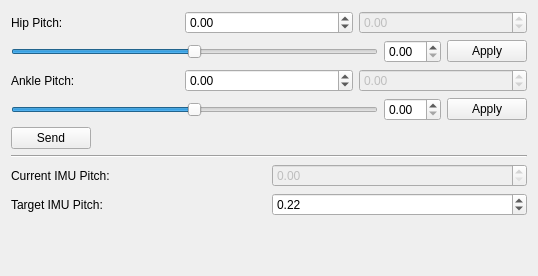
thor-mang/thor_mang_ui, file thor_mang_com_adjustment/resource/com_adjustment.ui: the form before one commit.
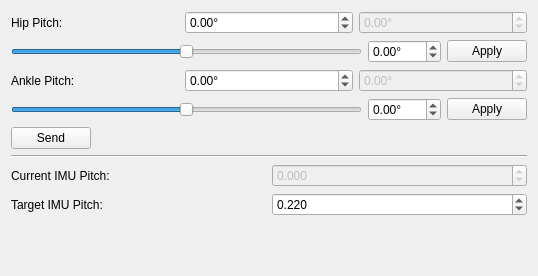
The form after the commit.

Commit message: fixed angle advisements

Diff of the .ui file:
```diff
--- a/thor_mang_com_adjustment/resource/com_adjustment.ui
+++ b/thor_mang_com_adjustment/resource/com_adjustment.ui
@@ -48,6 +48,9 @@
      </item>
      <item row="1" column="1">
       <widget class="QDoubleSpinBox" name="spin_TargetIMUPitch">
+       <property name="decimals">
+        <number>3</number>
+       </property>
        <property name="minimum">
         <double>-3.140000000000000</double>
        </property>
@@ -67,6 +70,18 @@
        <property name="enabled">
         <bool>false</bool>
        </property>
+       <property name="decimals">
+        <number>3</number>
+       </property>
+       <property name="minimum">
+        <double>-3.140000000000000</double>
+       </property>
+       <property name="maximum">
+        <double>3.140000000000000</double>
+       </property>
+       <property name="singleStep">
+        <double>0.010000000000000</double>
+       </property>
       </widget>
      </item>
     </layout>
@@ -97,6 +112,9 @@
        </item>
        <item>
         <widget class="QDoubleSpinBox" name="spin_HipPitch">
+         <property name="suffix">
+          <string>°</string>
+         </property>
          <property name="minimum">
           <double>-30.000000000000000</double>
          </property>
@@ -113,6 +131,9 @@
          <property name="enabled">
           <bool>false</bool>
          </property>
+         <property name="suffix">
+          <string>°</string>
+         </property>
          <property name="minimum">
           <double>-30.000000000000000</double>
          </property>
@@ -139,7 +160,17 @@
         </widget>
        </item>
        <item>
-        <widget class="QDoubleSpinBox" name="spin_advisedHipPitch"/>
+        <widget class="QDoubleSpinBox" name="spin_AdvisedHipPitch">
+         <property name="suffix">
+          <string>°</string>
+         </property>
+         <property name="minimum">
+          <double>-360.000000000000000</double>
+         </property>
+         <property name="maximum">
+          <double>360.000000000000000</double>
+         </property>
+        </widget>
        </item>
        <item>
         <widget class="QPushButton" name="btn_applyAdvisedHip">
@@ -161,6 +192,9 @@
        </item>
        <item>
         <widget class="QDoubleSpinBox" name="spin_AnklePitch">
+         <property name="suffix">
+          <string>°</string>
+         </property>
          <property name="minimum">
           <double>-30.000000000000000</double>
          </property>
@@ -177,6 +211,9 @@
          <property name="enabled">
           <bool>false</bool>
          </property>
+         <property name="suffix">
+          <string>°</string>
+         </property>
          <property name="minimum">
           <double>-30.000000000000000</double>
          </property>
@@ -206,7 +243,17 @@
         </widget>
        </item>
        <item>
-        <widget class="QDoubleSpinBox" name="spin_advisedAnklePitch"/>
+        <widget class="QDoubleSpinBox" name="spin_AdvisedAnklePitch">
+         <property name="suffix">
+          <string>°</string>
+         </property>
+         <property name="minimum">
+          <double>-360.000000000000000</double>
+         </property>
+         <property name="maximum">
+          <double>360.000000000000000</double>
+         </property>
+        </widget>
        </item>
        <item>
         <widget class="QPushButton" name="btn_applyAdvisedPitch">
```
Left out of the diff: 6 changed lines with no effect on the pictures. The commit also changes 1 other file.
